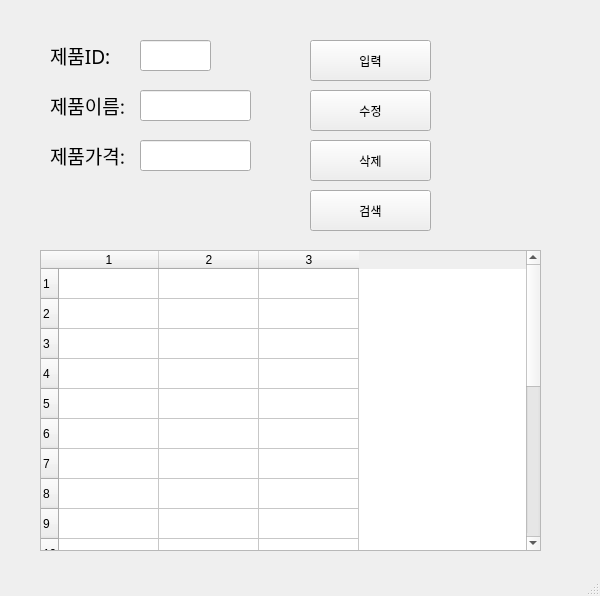
Above: ProductList3.ui from bluebusgpt-web/bluebusrepo before the change. Below: the same form after it.
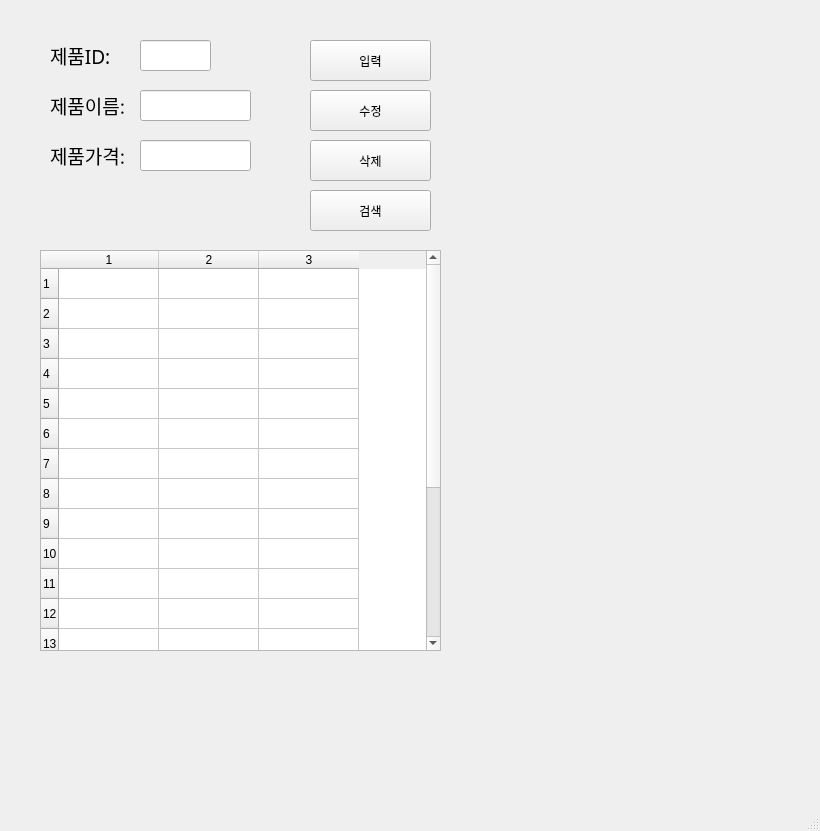
That is the form after the change.

What changed in the file:
```diff
--- a/ProductList3.ui
+++ b/ProductList3.ui
@@ -6,8 +6,8 @@
    <rect>
     <x>0</x>
     <y>0</y>
-    <width>600</width>
-    <height>596</height>
+    <width>820</width>
+    <height>831</height>
    </rect>
   </property>
   <property name="windowTitle">
@@ -158,8 +158,8 @@
      <rect>
       <x>40</x>
       <y>250</y>
-      <width>501</width>
-      <height>301</height>
+      <width>401</width>
+      <height>401</height>
      </rect>
     </property>
     <property name="rowCount">
```
Left out of the diff: 20 changed lines with no effect on the pictures.
